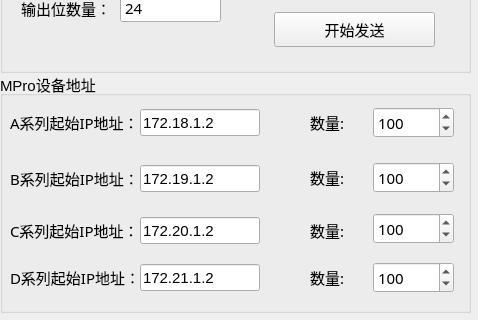
Above: PM_Tool/mpro/mp_bulksend/mp_bulksend.ui from ChinaClever/PM-Tool before the change; both pictures show x 0 to 478 and y 138 to 458 of the 478 by 458 pixel window. Below: the same form after it.
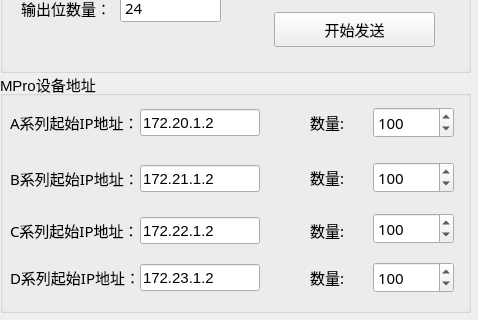
That is the form after the change.

```diff
--- a/PM_Tool/mpro/mp_bulksend/mp_bulksend.ui
+++ b/PM_Tool/mpro/mp_bulksend/mp_bulksend.ui
@@ -383,7 +383,7 @@
      </font>
     </property>
     <property name="text">
-     <string>172.18.1.2</string>
+     <string>172.20.1.2</string>
     </property>
    </widget>
    <widget class="QLabel" name="label_7">
@@ -501,7 +501,7 @@
      </font>
     </property>
     <property name="text">
-     <string>172.19.1.2</string>
+     <string>172.21.1.2</string>
     </property>
    </widget>
    <widget class="QLabel" name="label_8">
@@ -588,7 +588,7 @@
      </font>
     </property>
     <property name="text">
-     <string>172.20.1.2</string>
+     <string>172.22.1.2</string>
     </property>
    </widget>
    <widget class="QLabel" name="label_14">
@@ -675,7 +675,7 @@
      </font>
     </property>
     <property name="text">
-     <string>172.21.1.2</string>
+     <string>172.23.1.2</string>
     </property>
    </widget>
    <widget class="QLabel" name="label_16">
```
